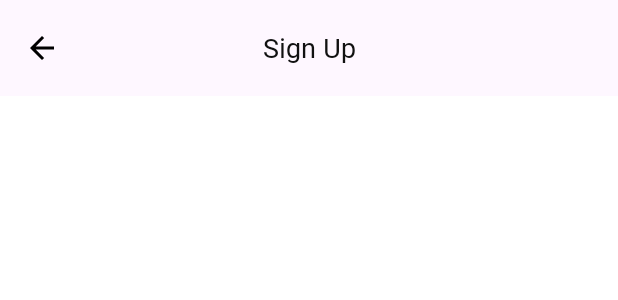
After one commit to woowacourse-teams/2024-pengcook, an Android app: the layout item_appbar_with_action.xml on its own in the app's theme, with its tools: preview values and no code run, on a phone screen of 412 x 824 dp. The commit adds this screen. Shown: the top 300 px of the screen. Run offline under Robolectric (Android 15) with nearby library versions, the phone set to English and light mode, and no system bars.

Commit message:
:lipstick: add layout components for implementing sign up

```diff
--- /dev/null
+++ b/android/app/src/main/java/net/pengcook/android/presentation/core/listener/AppbarActionEventListener.kt
@@ -0,0 +1,5 @@
+package net.pengcook.android.presentation.core.listener
+
+interface AppbarActionEventListener {
+    fun onNavigateBack()
+}
--- /dev/null
+++ b/android/app/src/main/java/net/pengcook/android/presentation/core/listener/BottomButtonClickListener.kt
@@ -0,0 +1,5 @@
+package net.pengcook.android.presentation.core.listener
+
+interface BottomButtonClickListener {
+    fun onClick()
+}
--- /dev/null
+++ b/android/app/src/main/res/drawable/ic_back_24.xml
@@ -0,0 +1,5 @@
+<vector xmlns:android="http://schemas.android.com/apk/res/android" android:autoMirrored="true" android:height="24dp" android:tint="#000000" android:viewportHeight="24" android:viewportWidth="24" android:width="24dp">
+
+    <path android:fillColor="@android:color/white" android:pathData="M20,11H7.83l5.59,-5.59L12,4l-8,8 8,8 1.41,-1.41L7.83,13H20v-2z"/>
+
+</vector>
--- /dev/null
+++ b/android/app/src/main/res/layout/item_appbar_with_action.xml
@@ -0,0 +1,55 @@
+<?xml version="1.0" encoding="utf-8"?>
+<layout xmlns:android="http://schemas.android.com/apk/res/android"
+    xmlns:app="http://schemas.android.com/apk/res-auto"
+    xmlns:tools="http://schemas.android.com/tools">
+
+    <data>
+
+        <variable
+            name="title"
+            type="String" />
+
+        <variable
+            name="icon"
+            type="android.graphics.drawable.Drawable" />
+
+        <variable
+            name="appbarEventListener"
+            type="net.pengcook.android.presentation.core.listener.AppbarActionEventListener" />
+    </data>
+
+    <com.google.android.material.appbar.AppBarLayout
+        android:id="@+id/abl_default"
+        android:layout_width="match_parent"
+        android:layout_height="wrap_content">
+
+        <androidx.appcompat.widget.Toolbar
+            android:id="@+id/tb_default"
+            android:layout_width="match_parent"
+            android:layout_height="?attr/actionBarSize"
+            app:contentInsetStart="0dp"
+            app:layout_anchor="@+id/abl_default">
+
+            <ImageView
+                android:id="@+id/iv_start_button"
+                android:layout_width="wrap_content"
+                android:layout_height="wrap_content"
+                android:onClick="@{() -> appbarEventListener.onNavigateBack()}"
+                android:padding="16dp"
+                android:src="@{icon}"
+                tools:src="@drawable/ic_back_24" />
+
+            <TextView
+                style="@style/Body.B1"
+                android:layout_width="wrap_content"
+                android:layout_height="wrap_content"
+                android:layout_gravity="center"
+                android:gravity="center"
+                android:text="@{title}"
+                tools:text="Sign Up" />
+
+        </androidx.appcompat.widget.Toolbar>
+
+    </com.google.android.material.appbar.AppBarLayout>
+
+</layout>
```
Also changed, not shown: android/app/src/main/java/net/pengcook/android/presentation/BindingAdapters.kt (+51 -0 lines), android/app/src/main/res/layout/item_appbar_default.xml (added, +40 -0 lines), android/app/src/main/res/layout/item_button_bottom.xml (added, +34 -0 lines), android/app/src/main/res/layout/item_form_spinner.xml (added, +42 -0 lines), android/app/src/main/res/layout/item_form_spinner_triple.xml (added, +74 -0 lines), android/app/src/main/res/layout/item_form_text.xml (added, +45 -0 lines), android/app/src/main/res/layout/item_spinner.xml (added, +27 -0 lines), android/app/src/main/res/layout/item_textfield.xml (added, +36 -0 lines).
